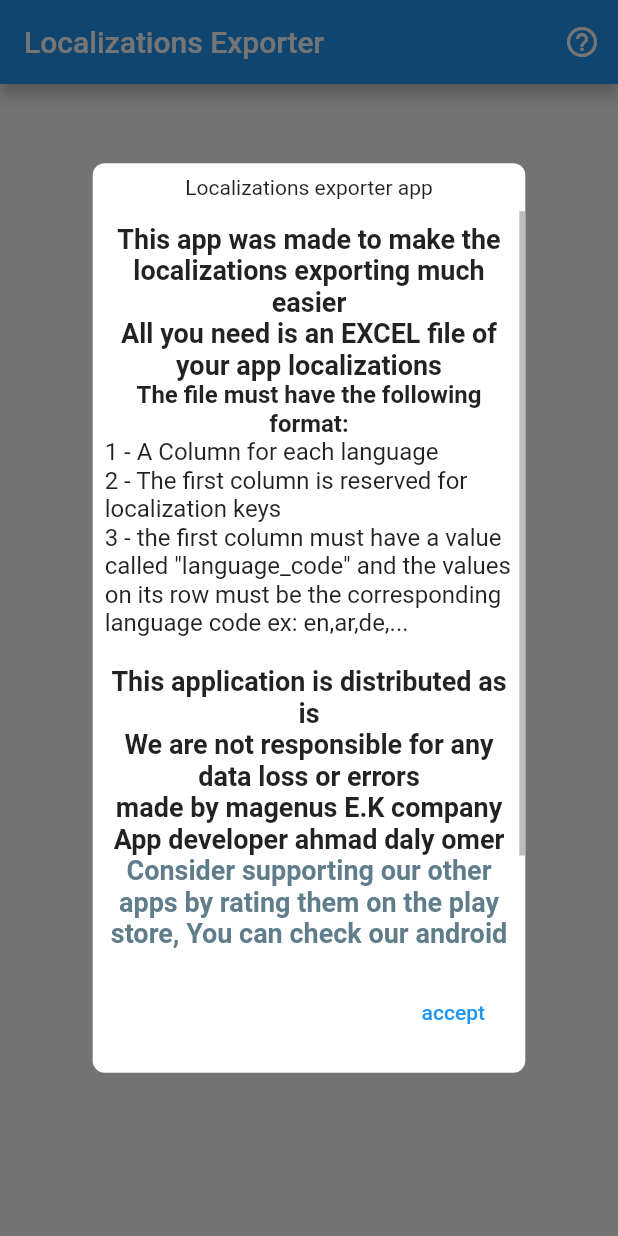
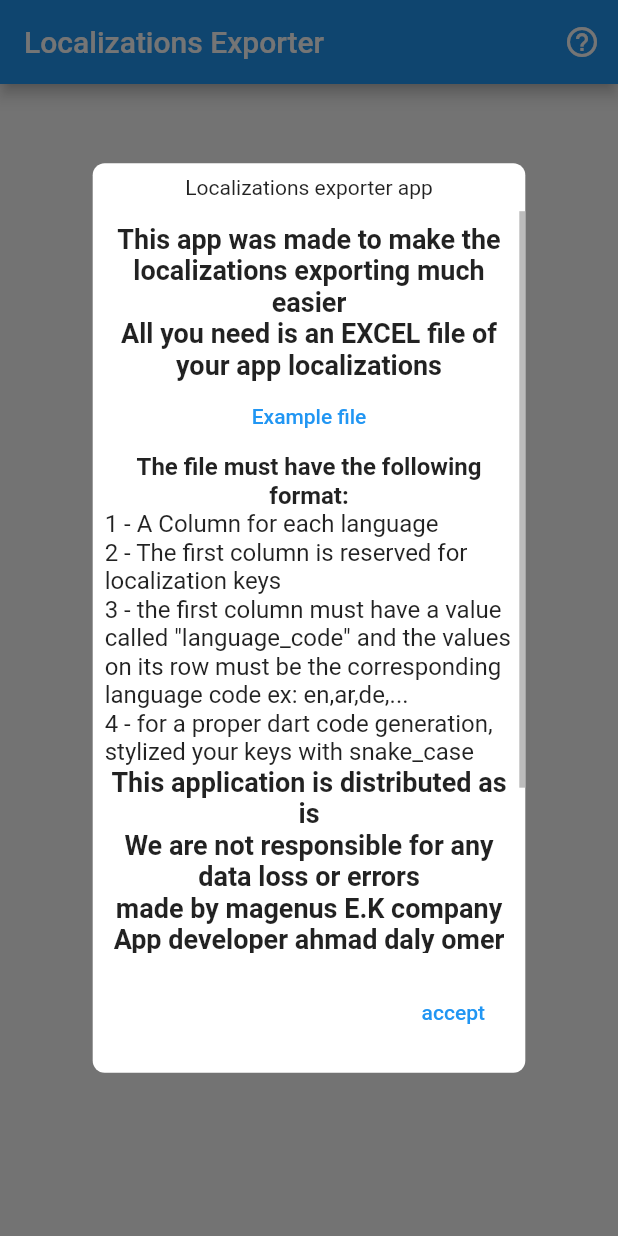
Before and after one commit to A-dalyomer/excel-to-json-translations, a Flutter app: the screen it shows after launch, after a tap on the "help outline" icon, on a phone screen of 412 x 824 dp. Run offline on Flutter 3.47's test engine with Material 2 defaults, Android fonts, the phone set to English and light mode, and no system bars; drawn by our look-alikes of dotted_border; our stand-ins replace file_picker; missing offline and left inert: desktop_drop, excel, file_saver.

Commit message:
added example sheet link in the about app dialog

```diff
--- a/lib/core/presentation/widget/about_app_button.dart
+++ b/lib/core/presentation/widget/about_app_button.dart
@@ -39,6 +39,13 @@ class AboutAppButton extends StatelessWidget {
                     ),
                     textAlign: TextAlign.center,
                   ),
+                  TextButton(
+                    onPressed: () => launchUrl(
+                      Uri.parse(
+                          'https://docs.google.com/spreadsheets/d/1H0lU0J41BWH0inYkea5jFvVGdDE4GwmyxT1UuoLtQsE/edit?usp=sharing'),
+                    ),
+                    child: const Text('Example file'),
+                  ),
                   const Text(
                     'The file must have the following format:',
                     style: TextStyle(
@@ -57,6 +64,10 @@ class AboutAppButton extends StatelessWidget {
                       TextSpan(
                         text:
                             '3 - the first column must have a value called "language_code" and the values on its row must be the corresponding language code ex: en,ar,de,...\n',
+                      ),
+                      TextSpan(
+                        text:
+                            '4 - for a proper dart code generation, stylized your keys with snake_case',
                       ),
                     ]),
                     style: TextStyle(
@@ -82,11 +93,12 @@ class AboutAppButton extends StatelessWidget {
                     textAlign: TextAlign.center,
                   ),
                   TextButton(
-                      onPressed: () => launchUrl(
-                            Uri.parse(
-                                'https://play.google.com/store/apps/developer?id=Win+real+money+by+play+games'),
-                          ),
-                      child: Text('here')),
+                    onPressed: () => launchUrl(
+                      Uri.parse(
+                          'https://play.google.com/store/apps/developer?id=Win+real+money+by+play+games'),
+                    ),
+                    child: const Text('here'),
+                  ),
                 ],
               ),
             ),
```
